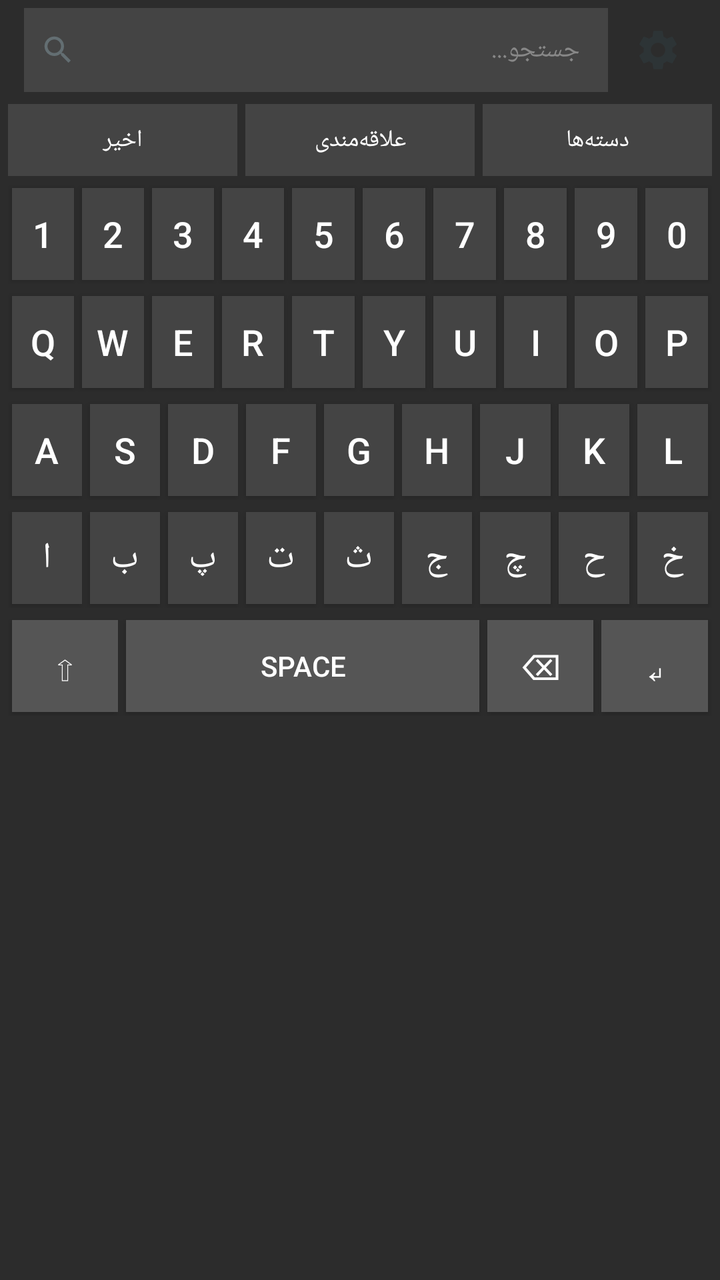
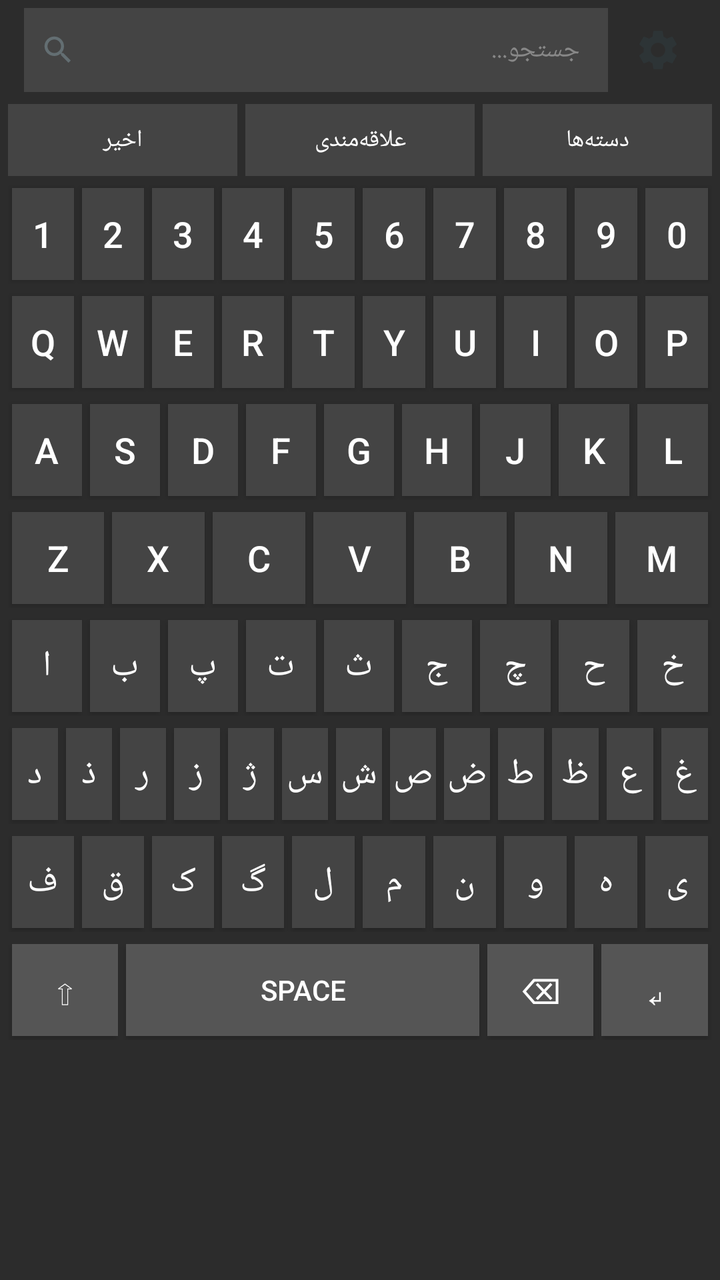

Two renders of the same Android screen: before a commit and after it. Below are the layout's source before the change and the commit's diff.
<!-- AndroidManifest.xml: application theme Theme.PinBoard -->
<!-- res/layout/keyboard_view.xml -->
<?xml version="1.0" encoding="utf-8"?>
<LinearLayout xmlns:android="http://schemas.android.com/apk/res/android"
    xmlns:app="http://schemas.android.com/apk/res-auto"
    android:layout_width="match_parent"
    android:layout_height="wrap_content"
    android:background="#2c2c2c"
    android:orientation="vertical"
    android:padding="4dp">

    
    <LinearLayout
        android:layout_width="match_parent"
        android:layout_height="42dp"
        android:gravity="center_vertical"
        android:orientation="horizontal"
        android:paddingHorizontal="8dp">

        <LinearLayout
            android:layout_width="0dp"
            android:layout_height="match_parent"
            android:layout_weight="1"
            android:background="#444444"
            android:gravity="center_vertical"
            android:orientation="horizontal"
            android:paddingHorizontal="8dp">

            <ImageView
                android:layout_width="18dp"
                android:layout_height="18dp"
                android:src="@drawable/ic_search" />

            <EditText
                android:id="@+id/kbEditSearch"
                android:layout_width="0dp"
                android:layout_height="match_parent"
                android:layout_weight="1"
                android:background="@null"
                android:hint="جستجو..."
                android:imeOptions="actionDone"
                android:inputType="text"
                android:maxLines="1"
                android:paddingHorizontal="6dp"
                android:textColor="#FFFFFF"
                android:textColorHint="#888888"
                android:textDirection="rtl"
                android:textSize="13sp" />
        </LinearLayout>

        <ImageButton
            android:id="@+id/kbBtnSettings"
            android:layout_width="38dp"
            android:layout_height="38dp"
            android:layout_marginStart="6dp"
            android:background="?android:attr/selectableItemBackgroundBorderless"
            android:contentDescription="تنظیمات"
            android:src="@drawable/ic_settings" />
    </LinearLayout>

    
    <LinearLayout
        android:layout_width="match_parent"
        android:layout_height="36dp"
        android:layout_marginTop="6dp"
        android:orientation="horizontal">

        <TextView
            android:id="@+id/kbTabRecent"
            android:layout_width="0dp"
            android:layout_height="match_parent"
            android:layout_marginEnd="4dp"
            android:layout_weight="1"
            android:background="#444444"
            android:gravity="center"
            android:text="اخیر"
            android:textColor="#FFFFFF"
            android:textSize="12sp" />

        <TextView
            android:id="@+id/kbTabFavorites"
            android:layout_width="0dp"
            android:layout_height="match_parent"
            android:layout_marginEnd="4dp"
            android:layout_weight="1"
            android:background="#444444"
            android:gravity="center"
            android:text="علاقه‌مندی"
            android:textColor="#FFFFFF"
            android:textSize="12sp" />

        <TextView
            android:id="@+id/kbTabCategories"
            android:layout_width="0dp"
            android:layout_height="match_parent"
            android:layout_weight="1"
            android:background="#444444"
            android:gravity="center"
            android:text="دسته‌ها"
            android:textColor="#FFFFFF"
            android:textSize="12sp" />
    </LinearLayout>

    
    <HorizontalScrollView
        android:id="@+id/kbCategoryScroll"
        android:layout_width="match_parent"
        android:layout_height="wrap_content"
        android:layout_marginTop="6dp"
        android:scrollbars="none"
        android:visibility="gone">

        <com.google.android.material.chip.ChipGroup
            android:id="@+id/kbChipGroupCategories"
            android:layout_width="wrap_content"
            android:layout_height="wrap_content"
            app:singleLine="true"
            app:singleSelection="true" />
    </HorizontalScrollView>

    
    <LinearLayout
        android:layout_width="match_parent"
        android:layout_height="50dp"
        android:gravity="center"
        android:orientation="horizontal"
        android:layout_marginTop="4dp">

        <Button android:text="1" style="@style/KeyButton" />
        <Button android:text="2" style="@style/KeyButton" />
        <Button android:text="3" style="@style/KeyButton" />
        <Button android:text="4" style="@style/KeyButton" />
        <Button android:text="5" style="@style/KeyButton" />
        <Button android:text="6" style="@style/KeyButton" />
        <Button android:text="7" style="@style/KeyButton" />
        <Button android:text="8" style="@style/KeyButton" />
        <Button android:text="9" style="@style/KeyButton" />
        <Button android:text="0" style="@style/KeyButton" />
    </LinearLayout>

    
    <LinearLayout
        android:layout_width="match_parent"
        android:layout_height="50dp"
        android:gravity="center"
        android:orientation="horizontal"
        android:layout_marginTop="4dp">

        <Button android:text="q" style="@style/KeyButton" />
        <Button android:text="w" style="@style/KeyButton" />
        <Button android:text="e" style="@style/KeyButton" />
        <Button android:text="r" style="@style/KeyButton" />
        <Button android:text="t" style="@style/KeyButton" />
        <Button android:text="y" style="@style/KeyButton" />
        <Button android:text="u" style="@style/KeyButton" />
        <Button android:text="i" style="@style/KeyButton" />
        <Button android:text="o" style="@style/KeyButton" />
        <Button android:text="p" style="@style/KeyButton" />
    </LinearLayout>

    
    <LinearLayout
        android:layout_width="match_parent"
        android:layout_height="50dp"
        android:gravity="center"
        android:orientation="horizontal"
        android:layout_marginTop="4dp">

        <Button android:text="a" style="@style/KeyButton" />
        <Button android:text="s" style="@style/KeyButton" />
        <Button android:text="d" style="@style/KeyButton" />
        <Button android:text="f" style="@style/KeyButton" />
        <Button android:text="g" style="@style/KeyButton" />
        <Button android:text="h" style="@style/KeyButton" />
        <Button android:text="j" style="@style/KeyButton" />
        <Button android:text="k" style="@style/KeyButton" />
        <Button android:text="l" style="@style/KeyButton" />
    </LinearLayout>

    
    <LinearLayout
        android:layout_width="match_parent"
        android:layout_height="50dp"
        android:gravity="center"
        android:orientation="horizontal"
        android:layout_marginTop="4dp">

        <Button android:text="ا" style="@style/KeyButton" />
        <Button android:text="ب" style="@style/KeyButton" />
        <Button android:text="پ" style="@style/KeyButton" />
        <Button android:text="ت" style="@style/KeyButton" />
        <Button android:text="ث" style="@style/KeyButton" />
        <Button android:text="ج" style="@style/KeyButton" />
        <Button android:text="چ" style="@style/KeyButton" />
        <Button android:text="ح" style="@style/KeyButton" />
        <Button android:text="خ" style="@style/KeyButton" />
    </LinearLayout>

    
    <LinearLayout
        android:layout_width="match_parent"
        android:layout_height="50dp"
        android:gravity="center"
        android:orientation="horizontal"
        android:layout_marginTop="4dp">

        <Button android:text="⇧" style="@style/KeyButtonCtrl" />
        <Button android:text="Space" style="@style/KeyButtonSpace" />
        <Button android:text="⌫" style="@style/KeyButtonCtrl" />
        <Button android:text="↵" style="@style/KeyButtonCtrl" />
    </LinearLayout>

    
    <androidx.recyclerview.widget.RecyclerView
        android:id="@+id/kbRecyclerPins"
        android:layout_width="match_parent"
        android:layout_height="0dp"
        android:layout_marginTop="6dp"
        android:layout_weight="1"
        android:clipToPadding="false" />

    
    <TextView
        android:id="@+id/kbTextEmpty"
        android:layout_width="match_parent"
        android:layout_height="0dp"
        android:layout_weight="1"
        android:gravity="center"
        android:text="موردی وجود ندارد"
        android:textColor="#888888"
        android:textSize="13sp"
        android:visibility="gone" />

</LinearLayout>
<!-- resources referenced by this layout -->
<resources>
  <!-- drawable ic_search (drawable) -->
  <vector xmlns:android="http://schemas.android.com/apk/res/android"
      android:width="24dp" android:height="24dp" android:viewportWidth="24" android:viewportHeight="24">
      <path android:fillColor="#636E72"
          android:pathData="M15.5,14h-0.79l-0.28,-0.27C15.41,12.59 16,11.11 16,9.5 16,5.91 13.09,3 9.5,3S3,5.91 3,9.5 5.91,16 9.5,16c1.61,0 3.09,-0.59 4.23,-1.57l0.27,0.28v0.79l5,4.99L20.49,19zM9.5,14C7.01,14 5,11.99 5,9.5S7.01,5 9.5,5 14,7.01 14,9.5 11.99,14 9.5,14z"/>
  </vector>
  <!-- drawable ic_settings (drawable) -->
  <vector xmlns:android="http://schemas.android.com/apk/res/android"
      android:width="24dp" android:height="24dp" android:viewportWidth="24" android:viewportHeight="24">
      <path android:fillColor="#2D3436"
          android:pathData="M19.14,12.94c0.04,-0.3 0.06,-0.61 0.06,-0.94c0,-0.32 -0.02,-0.64 -0.07,-0.94l2.03,-1.58c0.18,-0.14 0.23,-0.41 0.12,-0.61l-1.92,-3.32c-0.12,-0.22 -0.37,-0.29 -0.59,-0.22l-2.39,0.96c-0.5,-0.38 -1.03,-0.7 -1.62,-0.94L14.4,2.81c-0.04,-0.24 -0.24,-0.41 -0.48,-0.41h-3.84c-0.24,0 -0.43,0.17 -0.47,0.41L9.25,5.35C8.66,5.59 8.12,5.92 7.63,6.29L5.24,5.33c-0.22,-0.08 -0.47,0 -0.59,0.22L2.74,8.87C2.62,9.08 2.66,9.34 2.86,9.48l2.03,1.58C4.84,11.36 4.8,11.69 4.8,12s0.02,0.64 0.07,0.94l-2.03,1.58c-0.18,0.14 -0.23,0.41 -0.12,0.61l1.92,3.32c0.12,0.22 0.37,0.29 0.59,0.22l2.39,-0.96c0.5,0.38 1.03,0.7 1.62,0.94l0.36,2.54c0.05,0.24 0.24,0.41 0.48,0.41h3.84c0.24,0 0.44,-0.17 0.47,-0.41l0.36,-2.54c0.59,-0.24 1.13,-0.56 1.62,-0.94l2.39,0.96c0.22,0.08 0.47,0 0.59,-0.22l1.92,-3.32c0.12,-0.22 0.07,-0.47 -0.12,-0.61zM12,15.6c-1.98,0 -3.6,-1.62 -3.6,-3.6s1.62,-3.6 3.6,-3.6 3.6,1.62 3.6,3.6 -1.62,3.6 -3.6,3.6z"/>
  </vector>
  <style name="KeyButton">
          <item name="android:layout_width">0dp</item>
          <item name="android:layout_height">match_parent</item>
          <item name="android:layout_weight">1</item>
          <item name="android:textSize">18sp</item>
          <item name="android:textColor">#FFFFFF</item>
          <item name="android:background">#444444</item>
          <item name="android:layout_margin">2dp</item>
          <item name="android:gravity">center</item>
          <item name="android:padding">0dp</item>
      </style>
  <style name="KeyButtonCtrl">
          <item name="android:layout_width">0dp</item>
          <item name="android:layout_height">match_parent</item>
          <item name="android:layout_weight">1.2</item>
          <item name="android:textSize">18sp</item>
          <item name="android:textColor">#FFFFFF</item>
          <item name="android:background">#555555</item>
          <item name="android:layout_margin">2dp</item>
          <item name="android:gravity">center</item>
      </style>
  <style name="KeyButtonSpace">
          <item name="android:layout_width">0dp</item>
          <item name="android:layout_height">match_parent</item>
          <item name="android:layout_weight">4</item>
          <item name="android:textSize">14sp</item>
          <item name="android:textColor">#FFFFFF</item>
          <item name="android:background">#555555</item>
          <item name="android:layout_margin">2dp</item>
          <item name="android:gravity">center</item>
      </style>
  <style name="Theme.PinBoard" parent="Theme.MaterialComponents.DayNight.NoActionBar">
          <item name="colorPrimary">@color/primary</item>
          <item name="colorPrimaryDark">@color/primary_dark</item>
          <item name="colorAccent">@color/accent</item>
          <item name="android:windowBackground">@color/background</item>
          <item name="android:statusBarColor">@color/primary_dark</item>
          <item name="android:layoutDirection">rtl</item>
          <item name="android:textDirection">rtl</item>
      </style>
  <color name="primary">#6C5CE7</color>
  <color name="primary_dark">#4834D4</color>
  <color name="accent">#00CEC9</color>
  <color name="background">#F7F7FB</color>
</resources>

<!-- the commit's change to res/layout/keyboard_view.xml (unified diff, before → after) -->
@@ -124,88 +124,148 @@
         android:orientation="horizontal"
         android:layout_marginTop="4dp">
 
-        <Button android:text="1" style="@style/KeyButton" />
-        <Button android:text="2" style="@style/KeyButton" />
-        <Button android:text="3" style="@style/KeyButton" />
-        <Button android:text="4" style="@style/KeyButton" />
-        <Button android:text="5" style="@style/KeyButton" />
-        <Button android:text="6" style="@style/KeyButton" />
-        <Button android:text="7" style="@style/KeyButton" />
-        <Button android:text="8" style="@style/KeyButton" />
-        <Button android:text="9" style="@style/KeyButton" />
-        <Button android:text="0" style="@style/KeyButton" />
-    </LinearLayout>
-
-    
-    <LinearLayout
-        android:layout_width="match_parent"
-        android:layout_height="50dp"
-        android:gravity="center"
-        android:orientation="horizontal"
-        android:layout_marginTop="4dp">
-
-        <Button android:text="q" style="@style/KeyButton" />
-        <Button android:text="w" style="@style/KeyButton" />
-        <Button android:text="e" style="@style/KeyButton" />
-        <Button android:text="r" style="@style/KeyButton" />
-        <Button android:text="t" style="@style/KeyButton" />
-        <Button android:text="y" style="@style/KeyButton" />
-        <Button android:text="u" style="@style/KeyButton" />
-        <Button android:text="i" style="@style/KeyButton" />
-        <Button android:text="o" style="@style/KeyButton" />
-        <Button android:text="p" style="@style/KeyButton" />
-    </LinearLayout>
-
-    
-    <LinearLayout
-        android:layout_width="match_parent"
-        android:layout_height="50dp"
-        android:gravity="center"
-        android:orientation="horizontal"
-        android:layout_marginTop="4dp">
-
-        <Button android:text="a" style="@style/KeyButton" />
-        <Button android:text="s" style="@style/KeyButton" />
-        <Button android:text="d" style="@style/KeyButton" />
-        <Button android:text="f" style="@style/KeyButton" />
-        <Button android:text="g" style="@style/KeyButton" />
-        <Button android:text="h" style="@style/KeyButton" />
-        <Button android:text="j" style="@style/KeyButton" />
-        <Button android:text="k" style="@style/KeyButton" />
-        <Button android:text="l" style="@style/KeyButton" />
-    </LinearLayout>
-
-    
-    <LinearLayout
-        android:layout_width="match_parent"
-        android:layout_height="50dp"
-        android:gravity="center"
-        android:orientation="horizontal"
-        android:layout_marginTop="4dp">
-
-        <Button android:text="ا" style="@style/KeyButton" />
-        <Button android:text="ب" style="@style/KeyButton" />
-        <Button android:text="پ" style="@style/KeyButton" />
-        <Button android:text="ت" style="@style/KeyButton" />
-        <Button android:text="ث" style="@style/KeyButton" />
-        <Button android:text="ج" style="@style/KeyButton" />
-        <Button android:text="چ" style="@style/KeyButton" />
-        <Button android:text="ح" style="@style/KeyButton" />
-        <Button android:text="خ" style="@style/KeyButton" />
-    </LinearLayout>
-
-    
-    <LinearLayout
-        android:layout_width="match_parent"
-        android:layout_height="50dp"
-        android:gravity="center"
-        android:orientation="horizontal"
-        android:layout_marginTop="4dp">
-
-        <Button android:text="⇧" style="@style/KeyButtonCtrl" />
-        <Button android:text="Space" style="@style/KeyButtonSpace" />
-        <Button android:text="⌫" style="@style/KeyButtonCtrl" />
-        <Button android:text="↵" style="@style/KeyButtonCtrl" />
+        <Button android:text="1" style="@style/KeyButton" android:tag="1" />
+        <Button android:text="2" style="@style/KeyButton" android:tag="2" />
+        <Button android:text="3" style="@style/KeyButton" android:tag="3" />
+        <Button android:text="4" style="@style/KeyButton" android:tag="4" />
+        <Button android:text="5" style="@style/KeyButton" android:tag="5" />
+        <Button android:text="6" style="@style/KeyButton" android:tag="6" />
+        <Button android:text="7" style="@style/KeyButton" android:tag="7" />
+        <Button android:text="8" style="@style/KeyButton" android:tag="8" />
+        <Button android:text="9" style="@style/KeyButton" android:tag="9" />
+        <Button android:text="0" style="@style/KeyButton" android:tag="0" />
+    </LinearLayout>
+
+    
+    <LinearLayout
+        android:layout_width="match_parent"
+        android:layout_height="50dp"
+        android:gravity="center"
+        android:orientation="horizontal"
+        android:layout_marginTop="4dp">
+
+        <Button android:text="q" style="@style/KeyButton" android:tag="q" />
+        <Button android:text="w" style="@style/KeyButton" android:tag="w" />
+        <Button android:text="e" style="@style/KeyButton" android:tag="e" />
+        <Button android:text="r" style="@style/KeyButton" android:tag="r" />
+        <Button android:text="t" style="@style/KeyButton" android:tag="t" />
+        <Button android:text="y" style="@style/KeyButton" android:tag="y" />
+        <Button android:text="u" style="@style/KeyButton" android:tag="u" />
+        <Button android:text="i" style="@style/KeyButton" android:tag="i" />
+        <Button android:text="o" style="@style/KeyButton" android:tag="o" />
+        <Button android:text="p" style="@style/KeyButton" android:tag="p" />
+    </LinearLayout>
+
+    
+    <LinearLayout
+        android:layout_width="match_parent"
+        android:layout_height="50dp"
+        android:gravity="center"
+        android:orientation="horizontal"
+        android:layout_marginTop="4dp">
+
+        <Button android:text="a" style="@style/KeyButton" android:tag="a" />
+        <Button android:text="s" style="@style/KeyButton" android:tag="s" />
+        <Button android:text="d" style="@style/KeyButton" android:tag="d" />
+        <Button android:text="f" style="@style/KeyButton" android:tag="f" />
+        <Button android:text="g" style="@style/KeyButton" android:tag="g" />
+        <Button android:text="h" style="@style/KeyButton" android:tag="h" />
+        <Button android:text="j" style="@style/KeyButton" android:tag="j" />
+        <Button android:text="k" style="@style/KeyButton" android:tag="k" />
+        <Button android:text="l" style="@style/KeyButton" android:tag="l" />
+    </LinearLayout>
+
+    
+    <LinearLayout
+        android:layout_width="match_parent"
+        android:layout_height="50dp"
+        android:gravity="center"
+        android:orientation="horizontal"
+        android:layout_marginTop="4dp">
+
+        <Button android:text="z" style="@style/KeyButton" android:tag="z" />
+        <Button android:text="x" style="@style/KeyButton" android:tag="x" />
+        <Button android:text="c" style="@style/KeyButton" android:tag="c" />
+        <Button android:text="v" style="@style/KeyButton" android:tag="v" />
+        <Button android:text="b" style="@style/KeyButton" android:tag="b" />
+        <Button android:text="n" style="@style/KeyButton" android:tag="n" />
+        <Button android:text="m" style="@style/KeyButton" android:tag="m" />
+    </LinearLayout>
+
+    
+    <LinearLayout
+        android:layout_width="match_parent"
+        android:layout_height="50dp"
+        android:gravity="center"
+        android:orientation="horizontal"
+        android:layout_marginTop="4dp">
+
+        <Button android:text="ا" style="@style/KeyButton" android:tag="ا" />
+        <Button android:text="ب" style="@style/KeyButton" android:tag="ب" />
+        <Button android:text="پ" style="@style/KeyButton" android:tag="پ" />
+        <Button android:text="ت" style="@style/KeyButton" android:tag="ت" />
+        <Button android:text="ث" style="@style/KeyButton" android:tag="ث" />
+        <Button android:text="ج" style="@style/KeyButton" android:tag="ج" />
+        <Button android:text="چ" style="@style/KeyButton" android:tag="چ" />
+        <Button android:text="ح" style="@style/KeyButton" android:tag="ح" />
+        <Button android:text="خ" style="@style/KeyButton" android:tag="خ" />
+    </LinearLayout>
+
+    
+    <LinearLayout
+        android:layout_width="match_parent"
+        android:layout_height="50dp"
+        android:gravity="center"
+        android:orientation="horizontal"
+        android:layout_marginTop="4dp">
+
+        <Button android:text="د" style="@style/KeyButton" android:tag="د" />
+        <Button android:text="ذ" style="@style/KeyButton" android:tag="ذ" />
+        <Button android:text="ر" style="@style/KeyButton" android:tag="ر" />
+        <Button android:text="ز" style="@style/KeyButton" android:tag="ز" />
+        <Button android:text="ژ" style="@style/KeyButton" android:tag="ژ" />
+        <Button android:text="س" style="@style/KeyButton" android:tag="س" />
+        <Button android:text="ش" style="@style/KeyButton" android:tag="ش" />
+        <Button android:text="ص" style="@style/KeyButton" android:tag="ص" />
+        <Button android:text="ض" style="@style/KeyButton" android:tag="ض" />
+        <Button android:text="ط" style="@style/KeyButton" android:tag="ط" />
+        <Button android:text="ظ" style="@style/KeyButton" android:tag="ظ" />
+        <Button android:text="ع" style="@style/KeyButton" android:tag="ع" />
+        <Button android:text="غ" style="@style/KeyButton" android:tag="غ" />
+    </LinearLayout>
+
+    
+    <LinearLayout
+        android:layout_width="match_parent"
+        android:layout_height="50dp"
+        android:gravity="center"
+        android:orientation="horizontal"
+        android:layout_marginTop="4dp">
+
+        <Button android:text="ف" style="@style/KeyButton" android:tag="ف" />
+        <Button android:text="ق" style="@style/KeyButton" android:tag="ق" />
+        <Button android:text="ک" style="@style/KeyButton" android:tag="ک" />
+        <Button android:text="گ" style="@style/KeyButton" android:tag="گ" />
+        <Button android:text="ل" style="@style/KeyButton" android:tag="ل" />
+        <Button android:text="م" style="@style/KeyButton" android:tag="م" />
+        <Button android:text="ن" style="@style/KeyButton" android:tag="ن" />
+        <Button android:text="و" style="@style/KeyButton" android:tag="و" />
+        <Button android:text="ه" style="@style/KeyButton" android:tag="ه" />
+        <Button android:text="ی" style="@style/KeyButton" android:tag="ی" />
+    </LinearLayout>
+
+    
+    <LinearLayout
+        android:layout_width="match_parent"
+        android:layout_height="50dp"
+        android:gravity="center"
+        android:orientation="horizontal"
+        android:layout_marginTop="4dp">
+
+        <Button android:text="⇧" style="@style/KeyButtonCtrl" android:tag="shift" />
+        <Button android:text="Space" style="@style/KeyButtonSpace" android:tag="space" />
+        <Button android:text="⌫" style="@style/KeyButtonCtrl" android:tag="backspace" />
+        <Button android:text="↵" style="@style/KeyButtonCtrl" android:tag="enter" />
     </LinearLayout>
 
     
